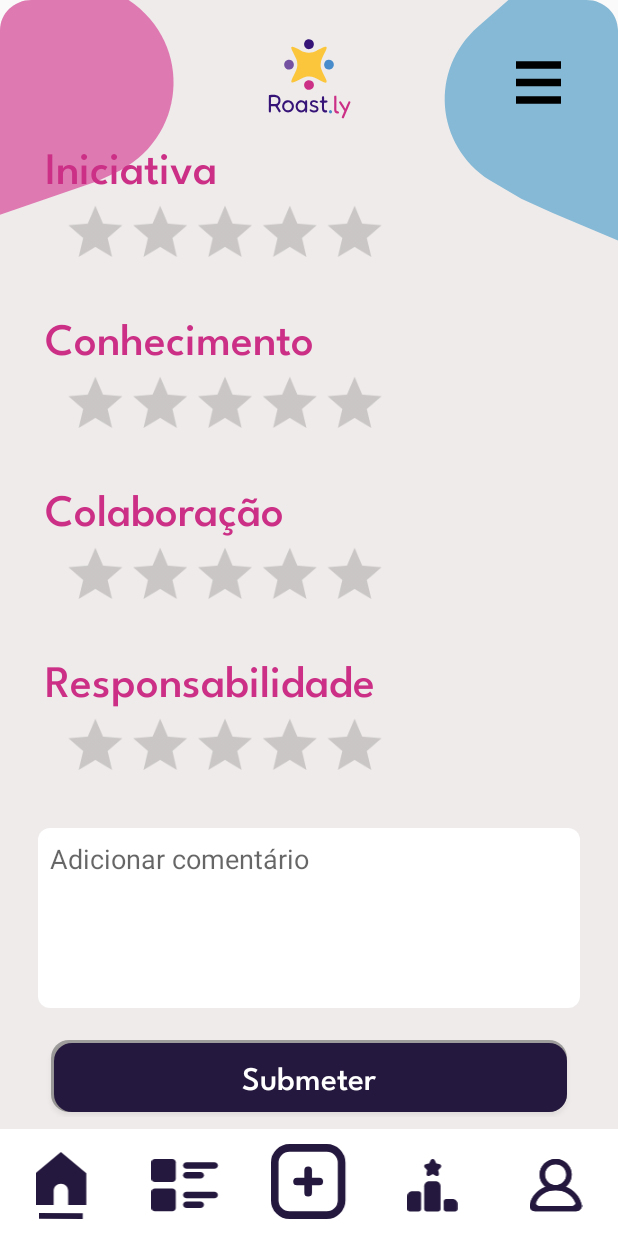
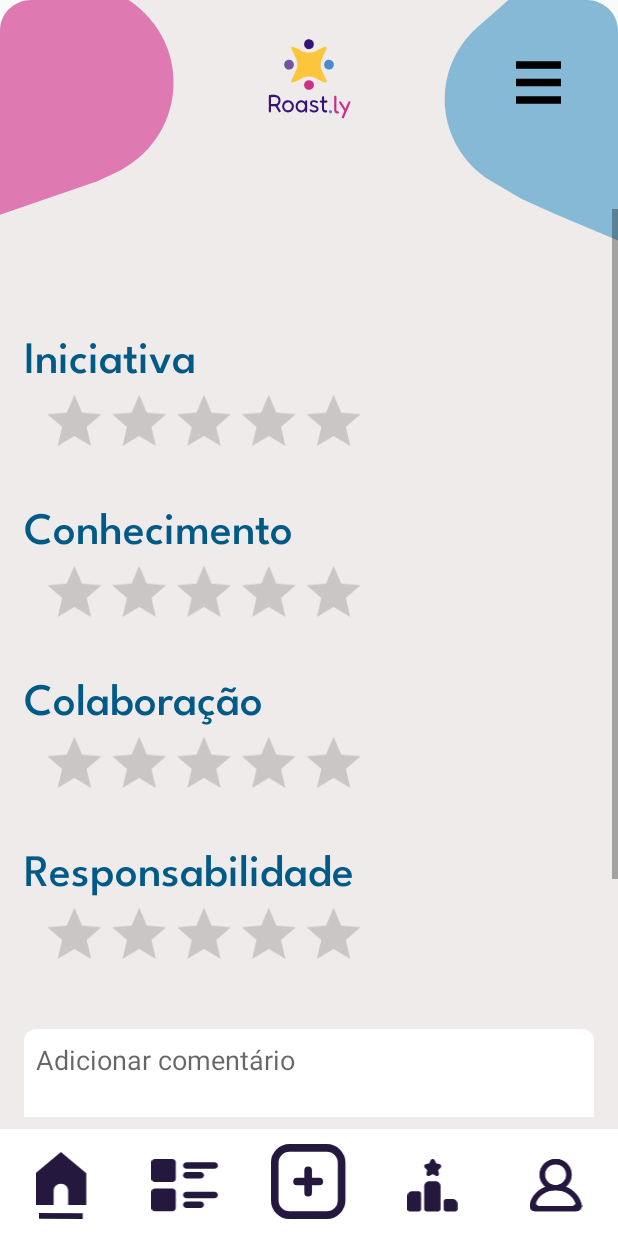
Before and after one commit to HrachK777/Kotlin-Firebase-for-Mobile-APP, an Android app: the fragment AddUserReviewFragment placed in its activity, on a phone screen of 412 x 824 dp. Run offline under Robolectric (Android 15) with nearby library versions, the phone set to English and light mode, and no system bars; our stand-ins replace Firebase (no records; nobody signed in at launch, a user with empty details on screens opened directly).

Commit message:
General updates in the layout

```diff
--- a/app/src/main/res/layout/fragment_add.xml
+++ b/app/src/main/res/layout/fragment_add.xml
@@ -27,7 +27,7 @@
         android:id="@+id/recycler_view"
         android:layout_width="0dp"
         android:layout_height="0dp"
-        android:layout_marginTop="16dp"
+        android:layout_marginTop="20dp"
         android:layout_marginBottom="16dp"
         app:layout_constraintBottom_toBottomOf="parent"
         app:layout_constraintEnd_toEndOf="parent"
--- a/app/src/main/res/layout/fragment_add_user_review.xml
+++ b/app/src/main/res/layout/fragment_add_user_review.xml
@@ -5,27 +5,39 @@
     xmlns:tools="http://schemas.android.com/tools"
     android:layout_width="match_parent"
     android:layout_height="match_parent"
+    android:layout_marginTop="50dp"
     android:background="@android:color/transparent">
 
-    <!-- Rating Section -->
+    <ScrollView
+        android:layout_width="0dp"
+        android:layout_height="0dp"
+        app:layout_constraintTop_toTopOf="parent"
+        app:layout_constraintBottom_toBottomOf="parent"
+        app:layout_constraintStart_toStartOf="parent"
+        app:layout_constraintEnd_toEndOf="parent"
+        android:fillViewport="true">
+
+
+        <LinearLayout
+            android:layout_width="match_parent"
+            android:layout_height="wrap_content"
+            android:orientation="vertical"
+            android:padding="16dp">
+
             <LinearLayout
                 android:id="@+id/rating_section"
-        android:layout_width="0dp"
+                android:layout_width="match_parent"
                 android:layout_height="wrap_content"
                 android:orientation="vertical"
-        app:layout_constraintTop_toTopOf="parent"
-        app:layout_constraintStart_toStartOf="parent"
-        android:layout_marginStart="30dp"
-        app:layout_constraintEnd_toEndOf="parent">
+                android:layout_marginTop="60dp">
 
-        <!-- Field 1: Iniciativa -->
                 <TextView
                     android:layout_width="wrap_content"
                     android:layout_height="wrap_content"
+                    android:fontFamily="@font/league_spartan_medium"
                     android:text="@string/iniciativa__"
-            android:fontFamily="@font/league_spartan_medium"
-            android:textColor="#CB3086"
-            android:textSize="30sp"/>
+                    android:textColor="#005A87"
+                    android:textSize="30sp" />
 
                 <RatingBar
                     android:id="@+id/rating_iniciativa"
@@ -33,119 +45,96 @@
                     android:layout_height="wrap_content"
                     android:numStars="5"
                     android:progressTint="@color/yellow_star"
-            android:stepSize="1.0"
                     android:scaleX="0.9"
-            android:scaleY="0.9"/>
+                    android:scaleY="0.9"
+                    android:stepSize="1.0" />
 
-
-        <!-- Field 2: Conhecimento -->
+                <!-- Campo 2: Conhecimento -->
                 <TextView
                     android:layout_width="wrap_content"
                     android:layout_height="wrap_content"
+                    android:layout_marginTop="15dp"
+                    android:fontFamily="@font/league_spartan_medium"
                     android:text="@string/conhecimento_"
-            android:fontFamily="@font/league_spartan_medium"
-            android:textColor="#CB3086"
-            android:textSize="30sp"
-            android:layout_marginTop="15dp"/>
+                    android:textColor="#005A87"
+                    android:textSize="30sp" />
+
                 <RatingBar
                     android:id="@+id/rating_conhecimento"
                     android:layout_width="wrap_content"
                     android:layout_height="wrap_content"
                     android:numStars="5"
-            android:stepSize="1.0"
                     android:progressTint="@color/yellow_star"
                     android:scaleX="0.9"
-            android:scaleY="0.9"/>
+                    android:scaleY="0.9"
+                    android:stepSize="1.0" />
 
-        <!-- Field 3: Colaboração -->
+                <!-- Campo 3: Colaboração -->
                 <TextView
                     android:layout_width="wrap_content"
                     android:layout_height="wrap_content"
+                    android:layout_marginTop="15dp"
+                    android:fontFamily="@font/league_spartan_medium"
                     android:text="Colaboração"
-            android:fontFamily="@font/league_spartan_medium"
-            android:textColor="#CB3086"
-            android:textSize="30sp"
-            android:layout_marginTop="15dp"/>
+                    android:textColor="#005A87"
+                    android:textSize="30sp" />
+
                 <RatingBar
                     android:id="@+id/rating_colaboracao"
                     android:layout_width="wrap_content"
                     android:layout_height="wrap_content"
                     android:numStars="5"
-            android:stepSize="1.0"
                     android:progressTint="@color/yellow_star"
                     android:scaleX="0.9"
-            android:scaleY="0.9"/>
+                    android:scaleY="0.9"
+                    android:stepSize="1.0" />
 
-        <!-- Field 4: Responsabilidade -->
+                <!-- Campo 4: Responsabilidade -->
                 <TextView
                     android:layout_width="wrap_content"
                     android:layout_height="wrap_content"
+                    android:layout_marginTop="15dp"
+                    android:fontFamily="@font/league_spartan_medium"
                     android:text="@string/responsabilidade_"
-            android:fontFamily="@font/league_spartan_medium"
-            android:textColor="#CB3086"
-            android:textSize="30sp"
-            android:layout_marginTop="15dp"/>
+                    android:textColor="#005A87"
+                    android:textSize="30sp" />
+
                 <RatingBar
                     android:id="@+id/rating_responsabilidade"
                     android:layout_width="wrap_content"
                     android:layout_height="wrap_content"
                     android:numStars="5"
-            android:stepSize="1.0"
                     android:progressTint="@color/yellow_star"
                     android:scaleX="0.9"
-            android:scaleY="0.9"/>
+                    android:scaleY="0.9"
+                    android:stepSize="1.0" />
             </LinearLayout>
 
-    <!-- Comment Box -->
             <EditText
                 android:id="@+id/comment_box"
-        android:layout_width="0dp"
+                android:layout_width="match_parent"
                 android:layout_height="wrap_content"
                 android:hint="@string/adicionar_coment_rio"
-        android:layout_marginStart="25dp"
-        android:layout_marginEnd="25dp"
+                android:layout_marginTop="30dp"
                 android:padding="8dp"
                 android:inputType="textMultiLine"
                 android:background="@drawable/edit_text_border"
                 android:minHeight="120dp"
-        android:gravity="top|start"
-        app:layout_constraintTop_toBottomOf="@+id/rating_section"
-        app:layout_constraintStart_toStartOf="parent"
-        app:layout_constraintEnd_toEndOf="parent"
-        app:layout_constraintBottom_toTopOf="@+id/submit_button" />
+                android:gravity="top|start"/>
 
-<!--    &lt;!&ndash; Submit Button &ndash;&gt;-->
-<!--    <Button-->
-<!--        android:id="@+id/submit_button"-->
-<!--        android:layout_width="344dp"-->
-<!--        android:layout_height="55dp"-->
-<!--        android:layout_marginTop="160dp"-->
-<!--        android:fontFamily="@font/league_spartan_medium"-->
-<!--        android:text="@string/submeter"-->
-<!--        android:textAllCaps="false"-->
-<!--        android:gravity="center"-->
-<!--        android:textColor="#FFFFFF"-->
-<!--        android:backgroundTint="@color/button_background"-->
-<!--        android:textSize="22sp"-->
-<!--        app:layout_constraintEnd_toEndOf="parent"-->
-<!--        app:layout_constraintBottom_toBottomOf="parent"-->
-<!--        app:layout_constraintStart_toStartOf="parent"-->
-<!--        app:layout_constraintTop_toBottomOf="@+id/rating_section"/>-->
-
+            <!-- Botão de Submissão -->
             <Button
                 android:id="@+id/submit_button"
-        android:layout_width="344dp"
+                android:layout_width="match_parent"
                 android:layout_height="48dp"
-        android:layout_marginTop="160dp"
+                android:layout_marginTop="60dp"
+                android:layout_marginBottom="30dp"
                 android:background="@drawable/button_with_shadow"
                 android:fontFamily="@font/league_spartan_medium"
                 android:text="@string/submeter_"
                 android:textAllCaps="false"
                 android:textColor="#FFFFFF"
-        android:textColorLink="#5E48ED53"
-        android:textSize="22sp"
-        app:layout_constraintEnd_toEndOf="parent"
-        app:layout_constraintBottom_toBottomOf="parent"
-        app:layout_constraintStart_toStartOf="parent"
-        app:layout_constraintTop_toBottomOf="@+id/rating_section"/>
+                android:textSize="22sp"/>
+        </LinearLayout>
+    </ScrollView>
 </androidx.constraintlayout.widget.ConstraintLayout>
--- a/app/src/main/res/layout/fragment_feedbacks_feed.xml
+++ b/app/src/main/res/layout/fragment_feedbacks_feed.xml
@@ -28,7 +28,7 @@
         android:id="@+id/recycler_view"
         android:layout_width="0dp"
         android:layout_height="0dp"
-        android:layout_marginTop="16dp"
+        android:layout_marginTop="20dp"
         android:layout_marginBottom="16dp"
         app:layout_constraintBottom_toBottomOf="parent"
         app:layout_constraintEnd_toEndOf="parent"
--- a/app/src/main/res/layout/fragment_profile_user.xml
+++ b/app/src/main/res/layout/fragment_profile_user.xml
@@ -132,7 +132,7 @@
                 android:id="@+id/average_title"
                 android:layout_width="wrap_content"
                 android:layout_height="wrap_content"
-                android:layout_marginTop="30dp"
+                android:layout_marginTop="35dp"
                 android:fontFamily="@font/league_spartan_medium"
                 android:text="Média pessoal"
                 android:textColor="#CB3086"
```
Also changed, not shown: app/src/main/res/layout/fragment_leaderboards.xml (+26 -26 lines). Lines whose indentation alone changed are shown as unchanged.
